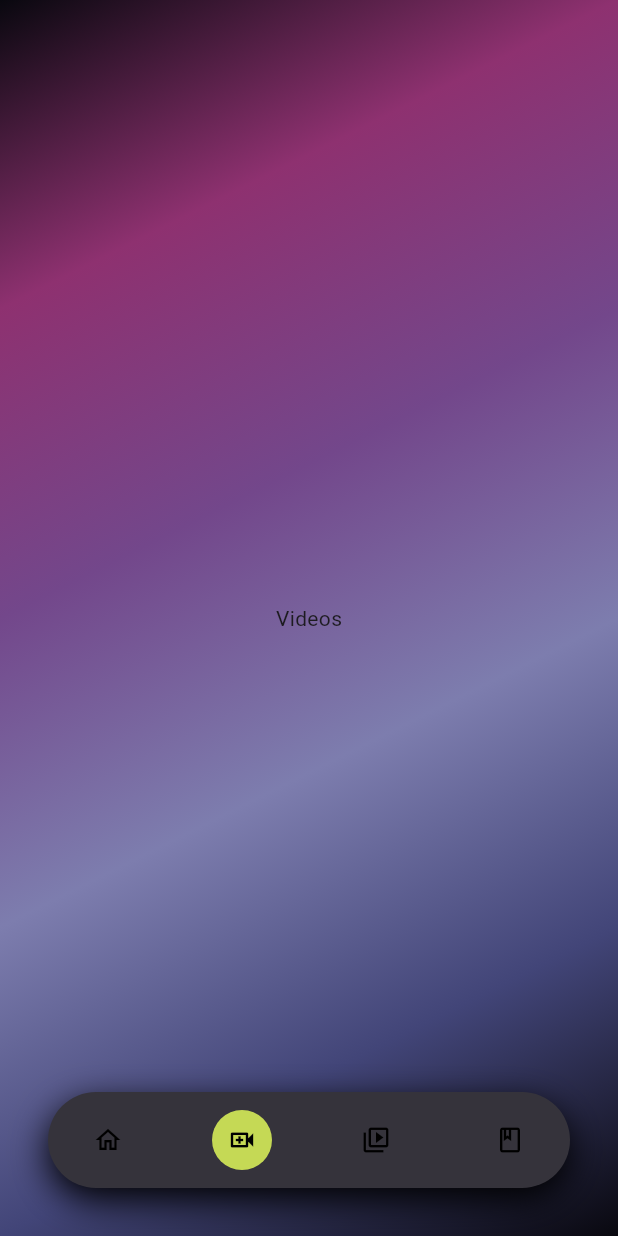
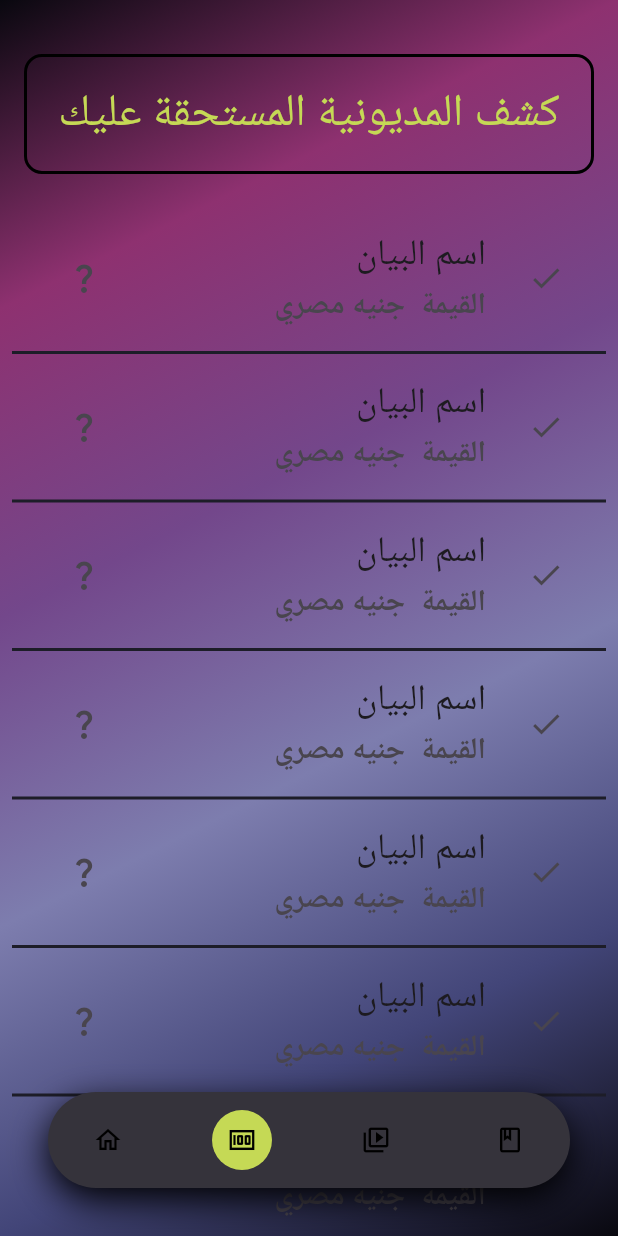
Before and after one commit to Mohamed17Amer/Madunia, a Flutter app: the screen it shows after launch, item 2 of the bottom bar chosen, on a phone screen of 412 x 824 dp. Run offline on Flutter 3.47's test engine with Material 3 defaults, Android fonts, the phone set to English and light mode, and no system bars; our stand-ins replace bloc, flutter_bloc, go_router, toastification.

Commit message:
debit report  screen ui done

```diff
--- a/lib/core/helper/helper_funcs.dart
+++ b/lib/core/helper/helper_funcs.dart
@@ -41,7 +41,7 @@ showToastification({BuildContext? context, String? message}) {
     context: context, // optional if you use ToastificationWrapper
     title: Text(message!),
     animationDuration: const Duration(seconds: 2),
-    autoCloseDuration: const Duration(seconds: 2),
+    autoCloseDuration: const Duration(seconds: 3),
   );
 }
 
--- a/lib/core/utils/router/app_router.dart
+++ b/lib/core/utils/router/app_router.dart
@@ -1,6 +1,7 @@
 import 'package:go_router/go_router.dart';
 import 'package:madunia/core/utils/router/app_screens.dart';
 import 'package:madunia/features/app/presentation/pages/starting_screen.dart';
+import 'package:madunia/features/debit_report/presentation/view/pages/debit_screen.dart';
 import 'package:madunia/features/home/presentation/view/pages/home_screen.dart';
 
 
@@ -29,6 +30,12 @@ GoRoute(
           return HomeScreen();
         },
       ),
+
+      GoRoute(path: AppScreens.debitScreen,
+      builder: (context, state) {
+        return DebitScreen();
+      },
+      )
     ],
   );
 }
--- a/lib/core/utils/router/app_screens.dart
+++ b/lib/core/utils/router/app_screens.dart
@@ -3,5 +3,6 @@ class AppScreens {
   //static const String onboarding = '/';
   static const String startingScreen = '/';
   static const String homeScreen = '/home';
+  static const String debitScreen = '/debit';
 
 }
--- a/lib/features/app/presentation/view_model/cubit/app_cubit.dart
+++ b/lib/features/app/presentation/view_model/cubit/app_cubit.dart
@@ -2,6 +2,7 @@ import 'dart:developer';
 import 'package:bloc/bloc.dart';
 import 'package:flutter/material.dart';
 import 'package:madunia/features/app/presentation/view/widgets/custom_bottom_nav_bar_item.dart';
+import 'package:madunia/features/debit_report/presentation/view/pages/debit_screen.dart';
 import 'package:madunia/features/home/presentation/view/pages/home_screen.dart';
 part 'app_state.dart';
 
@@ -16,8 +17,8 @@ class AppCubit extends Cubit<AppState> {
       pageIndex: 0,
     ),
     CustomBottomNavBarItem(
-      pageIcon: Icons.video_call_outlined,
-      pageName: 'Videos',
+      pageIcon: Icons.money,
+      pageName: 'Debit Report',
       pageIndex: 1,
     ),
     CustomBottomNavBarItem(
@@ -34,10 +35,7 @@ class AppCubit extends Cubit<AppState> {
 
   static final List<Widget> pagesViews = [
    HomeScreen(),
-    Container(
-      color: Colors.transparent,
-      child: Center(child: const Text('Videos')),
-    ),
+    DebitScreen(),
     Container(
       color: Colors.transparent,
       child: Center(child: const Text('Youtube')),
--- /dev/null
+++ b/lib/features/debit_report/presentation/view/pages/debit_screen.dart
@@ -0,0 +1,25 @@
+import 'package:flutter/material.dart';
+import 'package:madunia/core/utils/colors/app_colors.dart';
+import 'package:madunia/features/debit_report/presentation/view/widgets/debit_app_bar.dart';
+import 'package:madunia/features/debit_report/presentation/view/widgets/debit_report_item.dart';
+import 'package:madunia/features/debit_report/presentation/view/widgets/debit_sliver_list.dart';
+
+class DebitScreen extends StatelessWidget {
+  const DebitScreen({super.key});
+
+  @override
+  Widget build(BuildContext context) {
+    return Padding(
+      padding: const EdgeInsets.all(8.0),
+      child: CustomScrollView(
+        slivers: [
+          SliverToBoxAdapter(child: SafeArea(child: SizedBox(height: 20))),
+          SliverToBoxAdapter(child: DebitAppBar()),
+
+          SliverToBoxAdapter(child: SizedBox(height: 20)),
+          DebitSliverList(),
+        ],
+      ),
+    );
+  }
+}
--- /dev/null
+++ b/lib/features/debit_report/presentation/view/widgets/debit_app_bar.dart
@@ -0,0 +1,34 @@
+import 'package:flutter/material.dart';
+import 'package:madunia/core/utils/colors/app_colors.dart';
+
+class DebitAppBar extends StatelessWidget {
+  const DebitAppBar({super.key});
+
+  @override
+  Widget build(BuildContext context) {
+    return Container(
+      margin: EdgeInsets.all(8.00),
+      decoration: BoxDecoration(
+        color: Colors.transparent,
+
+        border: Border.all(
+          width: 2.00,
+          strokeAlign: BorderSide.strokeAlignInside,
+          style: BorderStyle.solid,
+        ),
+        borderRadius: BorderRadius.circular(12.00),
+      ),
+      height: 80,
+      child: Center(
+        child: Text(
+          "كشف المديونية المستحقة عليك",
+          style: TextStyle(
+            fontSize: 30,
+            color: AppColors.bottomNavBarSelectedItemColor,
+          ),
+          textAlign: TextAlign.center,
+        ),
+      ),
+    );
+  }
+}
--- /dev/null
+++ b/lib/features/debit_report/presentation/view/widgets/debit_report_item.dart
@@ -0,0 +1,31 @@
+import 'package:flutter/material.dart';
+import 'package:madunia/core/helper/helper_funcs.dart';
+
+class DebitReportItem extends StatelessWidget {
+  const DebitReportItem({super.key});
+
+  @override
+  Widget build(BuildContext context) {
+    return Directionality (
+      textDirection: TextDirection.rtl,
+      child: SizedBox(
+        //height: MediaQuery.of(context).size.height*.2,
+        child: ListTile(
+          title: const Text("اسم البيان", style: TextStyle(fontSize: 24)),
+          subtitle: const Text(
+            "القيمة  "
+            "جنيه مصري",
+            style: TextStyle(fontSize: 20, fontWeight: FontWeight.bold),
+          ),
+          leading: IconButton(onPressed: () {}, icon: const Icon(Icons.check)),
+          trailing: IconButton(
+            onPressed: () {
+              showToastification(context: context, message: "تم إرسال طلب استفسار");
+            },
+            icon: const Icon(Icons.question_mark),
+          ),
+        ),
+      ),
+    );
+  }
+}
--- /dev/null
+++ b/lib/features/debit_report/presentation/view/widgets/debit_sliver_list.dart
@@ -0,0 +1,22 @@
+import 'package:flutter/material.dart';
+import 'package:madunia/core/utils/colors/app_colors.dart';
+import 'package:madunia/features/debit_report/presentation/view/widgets/debit_report_item.dart';
+
+class DebitSliverList extends StatelessWidget {
+  const DebitSliverList({super.key});
+
+  @override
+  Widget build(BuildContext context) {
+    return SliverList.separated(
+      itemBuilder: (BuildContext context, int index) {
+        return DebitReportItem();
+      },
+      separatorBuilder: (BuildContext context, int index) {
+        return Divider(
+          thickness: 2,
+          color: AppColors.homeAppBarIconsBackgroundColor,
+        );
+      },
+    );
+  }
+}
```
